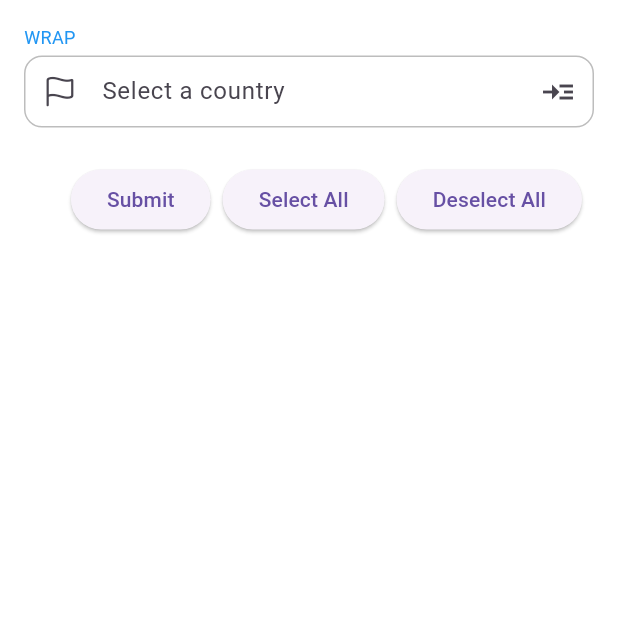
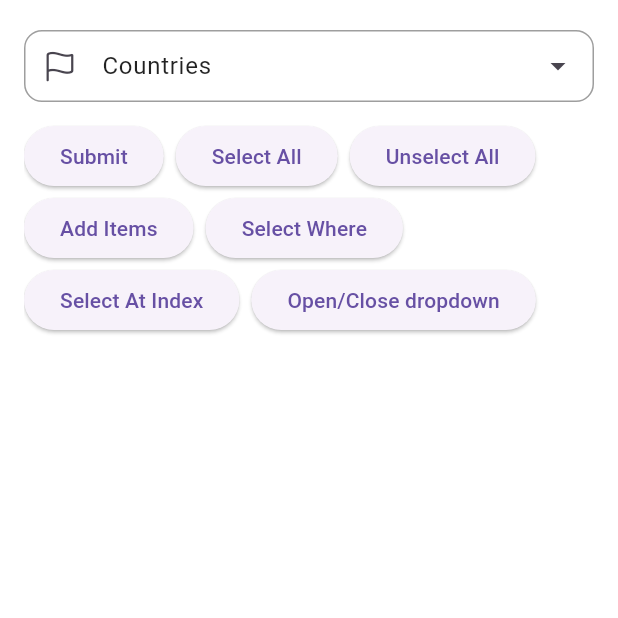
Before and after one commit to oi-narendra/multiselect-dropdown, a Flutter app: the screen it shows after launch, on a phone screen of 412 x 824 dp, the top half of it. Run offline on Flutter 3.47's test engine with Material 3 defaults, Android fonts, the phone set to English and light mode, and no system bars; our stand-ins replace go_router.

Commit message:
updated example

```diff
--- a/example/lib/main.dart
+++ b/example/lib/main.dart
@@ -64,30 +64,14 @@ class _MyHomePageState extends State<MyHomePage> {
   @override
   Widget build(BuildContext context) {
     var items = [
-      DropdownItem(
-        label: 'Nepal',
-        value: User(name: 'Nepal', id: 1),
-      ),
-      DropdownItem(
-        label: 'Australia',
-        value: User(name: 'Australia', id: 6),
-      ),
-      DropdownItem(
-        label: 'India',
-        value: User(name: 'India', id: 2),
-      ),
-      DropdownItem(
-        label: 'China',
-        value: User(name: 'China', id: 3),
-      ),
-      DropdownItem(
-        label: 'USA',
-        value: User(name: 'USA', id: 4),
-      ),
-      DropdownItem(
-        label: 'UK',
-        value: User(name: 'UK', id: 5),
-      ),
+      DropdownItem(label: 'Nepal', value: User(name: 'Nepal', id: 1)),
+      DropdownItem(label: 'Australia', value: User(name: 'Australia', id: 6)),
+      DropdownItem(label: 'India', value: User(name: 'India', id: 2)),
+      DropdownItem(label: 'China', value: User(name: 'China', id: 3)),
+      DropdownItem(label: 'USA', value: User(name: 'USA', id: 4)),
+      DropdownItem(label: 'UK', value: User(name: 'UK', id: 5)),
+      DropdownItem(label: 'Germany', value: User(name: 'Germany', id: 7)),
+      DropdownItem(label: 'France', value: User(name: 'France', id: 8)),
     ];
     return Scaffold(
         backgroundColor: Colors.white,
@@ -105,7 +89,6 @@ class _MyHomePageState extends State<MyHomePage> {
                     crossAxisAlignment: CrossAxisAlignment.start,
                     mainAxisSize: MainAxisSize.max,
                     children: [
-                      const Text('WRAP', style: MyHomePage._headerStyle),
                       const SizedBox(
                         height: 4,
                       ),
@@ -113,17 +96,26 @@ class _MyHomePageState extends State<MyHomePage> {
                         items: items,
                         controller: controller,
                         enabled: true,
-                        searchEnabled: false,
-                        chipDecoration: ChipDecoration(
-                            backgroundColor: Colors.grey.shade300, wrap: true),
+                        searchEnabled: true,
+                        chipDecoration: const ChipDecoration(
+                          backgroundColor: Colors.yellow,
+                          wrap: true,
+                          runSpacing: 2,
+                          spacing: 10,
+                        ),
                         fieldDecoration: FieldDecoration(
-                          hintText: 'Select a country',
+                          hintText: 'Countries',
+                          hintStyle: const TextStyle(color: Colors.black87),
                           prefixIcon: const Icon(CupertinoIcons.flag),
-                          suffixIcon: const Icon(Icons.read_more),
+                          suffixIcon: const Icon(Icons.arrow_drop_down),
                           border: OutlineInputBorder(
                             borderRadius: BorderRadius.circular(12),
-                            borderSide: BorderSide(
-                              color: Colors.grey.shade400,
+                            borderSide: const BorderSide(color: Colors.grey),
+                          ),
+                          focusedBorder: OutlineInputBorder(
+                            borderRadius: BorderRadius.circular(12),
+                            borderSide: const BorderSide(
+                              color: Colors.black87,
                             ),
                           ),
                         ),
@@ -133,7 +125,7 @@ class _MyHomePageState extends State<MyHomePage> {
                           header: Padding(
                             padding: EdgeInsets.all(8),
                             child: Text(
-                              'Select a country',
+                              'Select countries from the list',
                               textAlign: TextAlign.start,
                               style: TextStyle(
                                 fontSize: 16,
@@ -142,8 +134,11 @@ class _MyHomePageState extends State<MyHomePage> {
                             ),
                           ),
                         ),
-                        dropdownItemDecoration: const DropdownItemDecoration(
-                          selectedIcon: Icon(Icons.check_box),
+                        dropdownItemDecoration: DropdownItemDecoration(
+                          selectedIcon:
+                              const Icon(Icons.check_box, color: Colors.green),
+                          disabledIcon:
+                              Icon(Icons.lock, color: Colors.grey.shade300),
                         ),
                         validator: (value) {
                           if (value == null || value.isEmpty) {
@@ -155,9 +150,9 @@ class _MyHomePageState extends State<MyHomePage> {
                           debugPrint("OnSelectionChange: $selectedItems");
                         },
                       ),
-                      const SizedBox(height: 16),
-                      ButtonBar(
-                        buttonAlignedDropdown: true,
+                      const SizedBox(height: 12),
+                      Wrap(
+                        spacing: 8,
                         children: [
                           ElevatedButton(
                             onPressed: () {
@@ -179,7 +174,38 @@ class _MyHomePageState extends State<MyHomePage> {
                             onPressed: () {
                               controller.clearAll();
                             },
-                            child: const Text('Deselect All'),
+                            child: const Text('Unselect All'),
+                          ),
+                          ElevatedButton(
+                            onPressed: () {
+                              controller.addItems([
+                                DropdownItem(
+                                    label: 'France',
+                                    value: User(name: 'France', id: 8)),
+                              ]);
+                            },
+                            child: const Text('Add Items'),
+                          ),
+                          ElevatedButton(
+                            onPressed: () {
+                              controller.selectWhere((element) =>
+                                  element.value.id == 1 ||
+                                  element.value.id == 2 ||
+                                  element.value.id == 3);
+                            },
+                            child: const Text('Select Where'),
+                          ),
+                          ElevatedButton(
+                            onPressed: () {
+                              controller.selectAtIndex(0);
+                            },
+                            child: const Text('Select At Index'),
+                          ),
+                          ElevatedButton(
+                            onPressed: () {
+                              controller.openDropdown();
+                            },
+                            child: const Text('Open/Close dropdown'),
                           ),
                         ],
                       )
```
